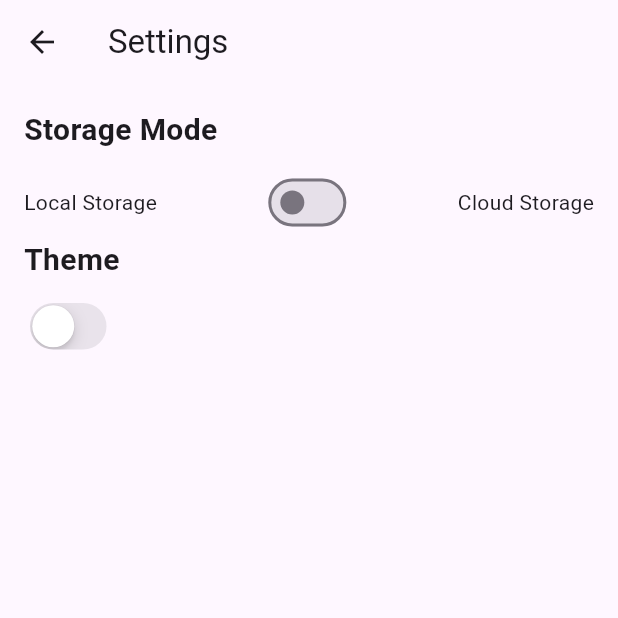
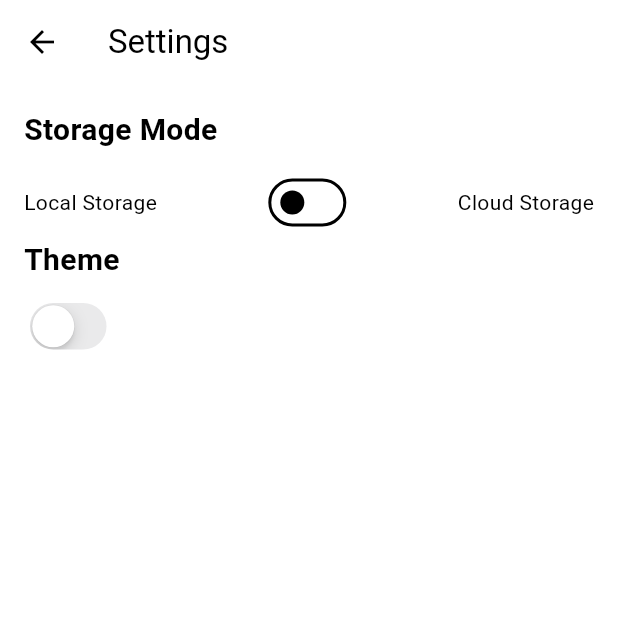
Before and after one commit to Chibinoo/ChatGPT-try, a Flutter app: the screen it shows after launch, item 2 of the bottom bar chosen, after a tap on the "settings" icon, on a phone screen of 412 x 824 dp, the top half of it. Run offline on Flutter 3.47's test engine with Material 3 defaults, Android fonts, the phone set to English and light mode, and no system bars; our stand-ins replace cloud_firestore, firebase_core, fl_chart, hive, hive_flutter; accounts and stored records are empty.

Commit message:
fixing the theme

```diff
--- a/lib/main.dart
+++ b/lib/main.dart
@@ -42,9 +42,7 @@
     return  MaterialApp(
       debugShowCheckedModeBanner: false,
       title: 'Entries App',
-      theme: themeProvider.isDarkMode
-            ?ThemeData.dark()
-            :ThemeData.light(),
+      theme: themeProvider.themeData, // <-- use your provider's theme
       home: const WidgetTree(),
     );
   },
--- a/lib/pages/sorted_page.dart
+++ b/lib/pages/sorted_page.dart
@@ -60,7 +60,7 @@
                       child: ChoiceChip(
                         label: Text(cat),
                         selected: isSelected,
-                        selectedColor: theme.colorScheme.primaryContainer,
+                        selectedColor: theme.colorScheme.secondaryContainer,
                         onSelected: (_) {
                           setState(() => _selectedCategory = cat);
                         },
--- a/lib/themes/dark_mode.dart
+++ b/lib/themes/dark_mode.dart
@@ -7,5 +7,12 @@
     secondary: Colors.blueGrey.shade700,
     tertiary: Colors.blueGrey.shade800,
     inversePrimary: Colors.blueGrey.shade300,
-  )
+    secondaryContainer: Colors.amber[700], // <--- Set your desired chip selected color
+    error: Colors.red[400]!,
+  ),
+  chipTheme: ChipThemeData(
+    backgroundColor: Colors.grey[800]!,
+    selectedColor: Colors.amber[700]!,
+    labelStyle: TextStyle(color: Colors.white),
+  ),
 );
--- a/lib/themes/light_mode.dart
+++ b/lib/themes/light_mode.dart
@@ -2,10 +2,17 @@
 
 ThemeData lightMode=ThemeData(
   colorScheme: ColorScheme.light(
-    surface: Colors.blueGrey.shade300,
+    surface: Colors.white,
     primary: Colors.blueGrey.shade500,
     secondary: Colors.blueGrey.shade200,
     tertiary: Colors.white,
-    inversePrimary: Colors.blueGrey.shade900
+    inversePrimary: Colors.blueGrey.shade900,
+    secondaryContainer: Colors.teal[100], // <--- Set your desired chip selected color
+    error: Colors.red,
+  ),
+  chipTheme: ChipThemeData(
+    backgroundColor: Colors.grey[200]!,
+    selectedColor: Colors.teal[100]!,
+    labelStyle: TextStyle(color: Colors.black),
   )
 );
```
